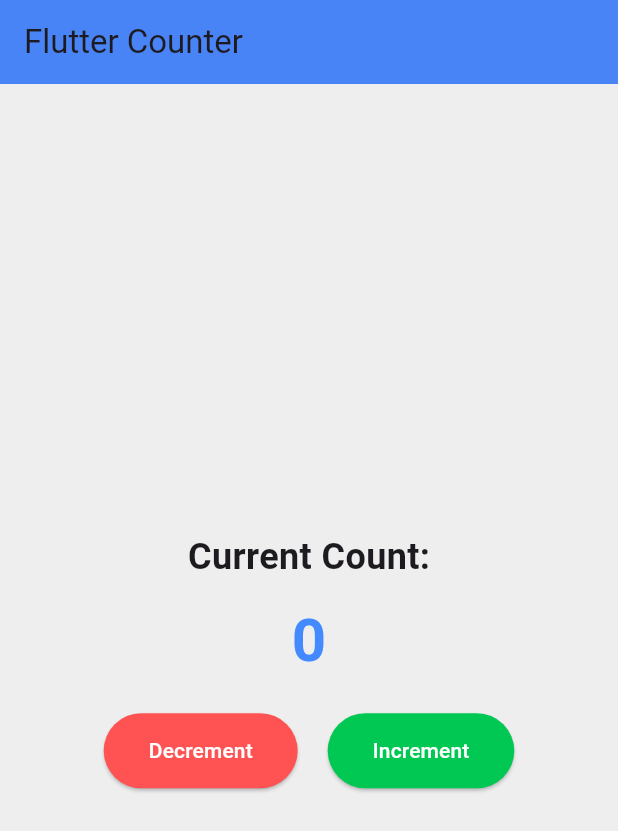
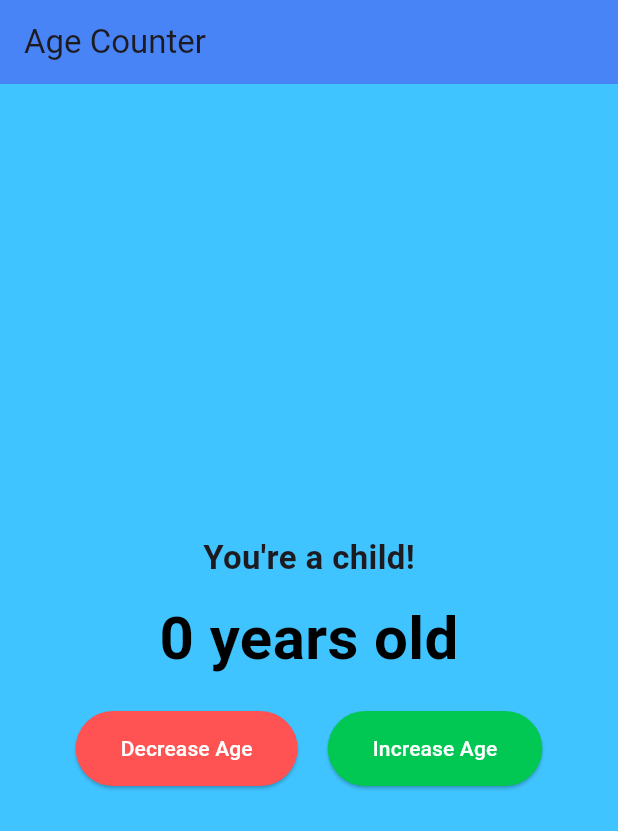
Before and after one commit to charan4112/counter_app, a Flutter app: the screen it shows after launch, on a phone screen of 412 x 824 dp. Shown: the top 831 px of the screen. Run offline on Flutter 3.47's test engine with Material 3 defaults, Android fonts, the phone set to English and light mode, and no system bars.

Commit message:
Step 5: Added age milestones with background color changes

```diff
--- a/lib/screens/home_screen.dart
+++ b/lib/screens/home_screen.dart
@@ -5,13 +5,30 @@ import '../providers/counter_provider.dart';
 class HomeScreen extends StatelessWidget {
   const HomeScreen({super.key});
 
+  // Function to determine message and background color based on counter value
+  Map<String, dynamic> getMilestone(int age) {
+    if (age <= 12) {
+      return {"message": "You're a child!", "color": Colors.lightBlueAccent};
+    } else if (age <= 19) {
+      return {"message": "Teenager time!", "color": Colors.lightGreen};
+    } else if (age <= 30) {
+      return {"message": "You're a young adult!", "color": Colors.yellow};
+    } else if (age <= 50) {
+      return {"message": "You're an adult now!", "color": Colors.orange};
+    } else {
+      return {"message": "Golden years!", "color": Colors.grey};
+    }
+  }
+
   @override
   Widget build(BuildContext context) {
     final counterProvider = Provider.of<CounterProvider>(context);
+    final milestone = getMilestone(counterProvider.counter);
 
     return Scaffold(
+      backgroundColor: milestone["color"],
       appBar: AppBar(
-        title: const Text("Flutter Counter"),
+        title: const Text("Age Counter"),
         backgroundColor: Colors.blueAccent,
         elevation: 5,
       ),
@@ -19,14 +36,14 @@ class HomeScreen extends StatelessWidget {
         child: Column(
           mainAxisAlignment: MainAxisAlignment.center,
           children: [
-            const Text(
-              "Current Count:",
-              style: TextStyle(fontSize: 24, fontWeight: FontWeight.bold),
+            Text(
+              milestone["message"],
+              style: const TextStyle(fontSize: 22, fontWeight: FontWeight.bold),
             ),
             const SizedBox(height: 10),
             Text(
-              '${counterProvider.counter}',
-              style: const TextStyle(fontSize: 40, fontWeight: FontWeight.bold, color: Colors.blueAccent),
+              '${counterProvider.counter} years old',
+              style: const TextStyle(fontSize: 40, fontWeight: FontWeight.bold, color: Colors.black),
             ),
             const SizedBox(height: 20),
             Row(
@@ -38,7 +55,7 @@ class HomeScreen extends StatelessWidget {
                     backgroundColor: Colors.redAccent,
                     padding: const EdgeInsets.symmetric(horizontal: 30, vertical: 15),
                   ),
-                  child: const Text("Decrement", style: TextStyle(color: Colors.white)),
+                  child: const Text("Decrease Age", style: TextStyle(color: Colors.white)),
                 ),
                 const SizedBox(width: 20),
                 ElevatedButton(
@@ -47,7 +64,7 @@ class HomeScreen extends StatelessWidget {
                     backgroundColor: Colors.greenAccent[700],
                     padding: const EdgeInsets.symmetric(horizontal: 30, vertical: 15),
                   ),
-                  child: const Text("Increment", style: TextStyle(color: Colors.white)),
+                  child: const Text("Increase Age", style: TextStyle(color: Colors.white)),
                 ),
               ],
             ),
```
